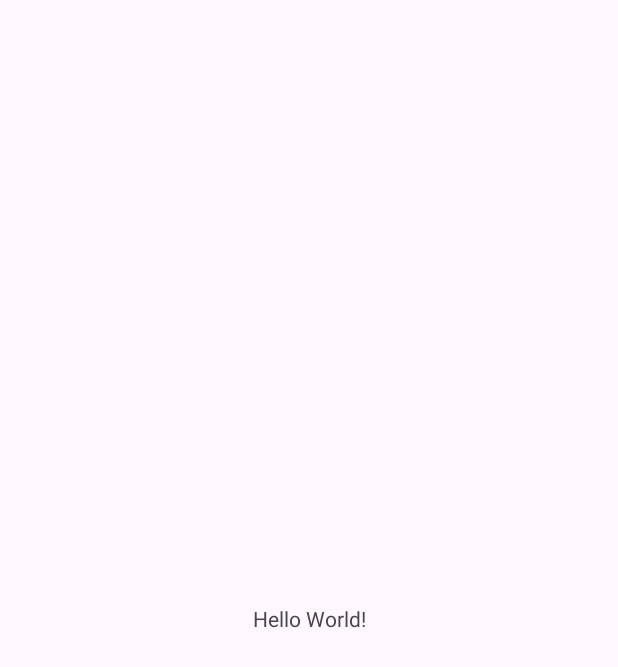
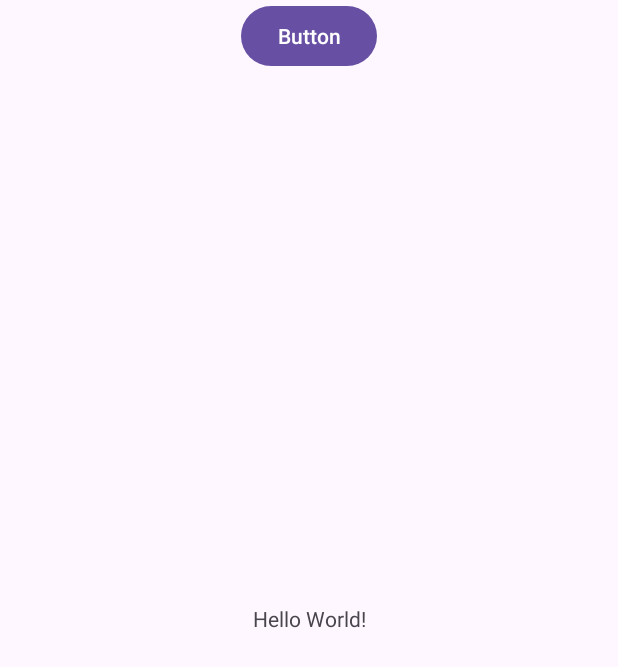
Before and after one commit to nicodiazpalacios/barbershop-app, an Android app: the screen it shows after launch (MainActivity), on a phone screen of 412 x 824 dp. Before the commit the part shown is almost empty. Shown: the top 667 px of the screen. Run offline under Robolectric (Android 15) with nearby library versions, the phone set to English and light mode, and no system bars.

Commit message:
testbutton
test

```diff
--- a/barberiashopapp/app/src/main/res/layout/activity_main.xml
+++ b/barberiashopapp/app/src/main/res/layout/activity_main.xml
@@ -16,4 +16,13 @@
         app:layout_constraintStart_toStartOf="parent"
         app:layout_constraintTop_toTopOf="parent" />
 
+    <Button
+        android:id="@+id/button"
+        android:layout_width="wrap_content"
+        android:layout_height="wrap_content"
+        android:text="Button"
+        app:layout_constraintEnd_toEndOf="parent"
+        app:layout_constraintStart_toStartOf="parent"
+        tools:layout_editor_absoluteY="76dp" />
+
 </androidx.constraintlayout.widget.ConstraintLayout>
```
